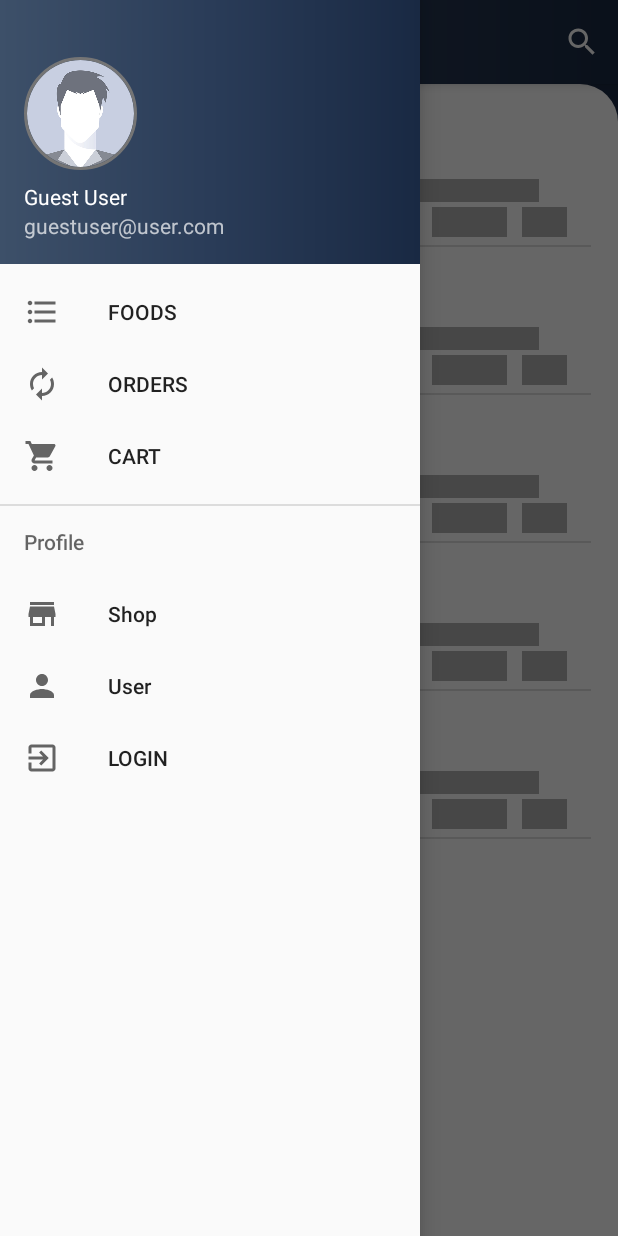
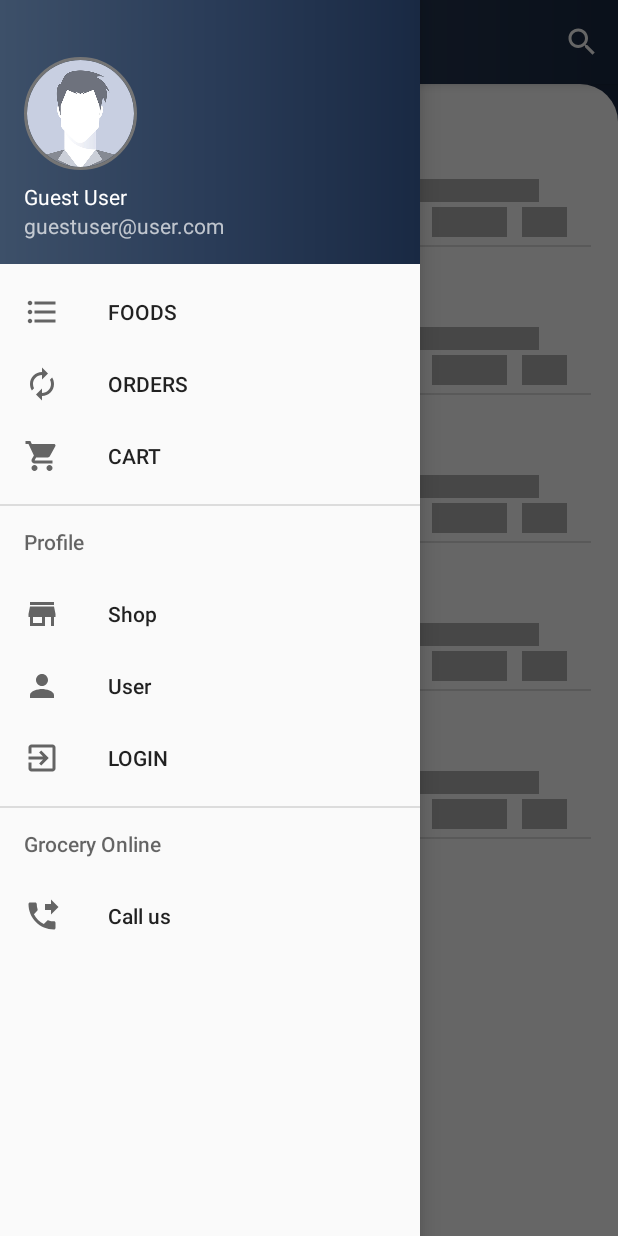
Before and after one commit to ChanakaDushmantha/Online-Shop, an Android app: the MainActivity screen opened directly, with no data from a screen before it, with the side drawer open, on a phone screen of 412 x 824 dp. Run offline under Robolectric (Android 15) with nearby library versions, the phone set to English and light mode, and no system bars; our stand-ins replace CircleImageView, Picasso, Shimmer, Volley, navigation-ui; libraries missing offline, so code that uses them is left out: com.androidnetworking, com.facebook, com.facebook.login; network calls fail; pictures from the network do not load; 1 statement that could not run was skipped.

Commit message:
add call function

```diff
--- a/app/src/main/java/lk/chanaka/dushmantha/groceryonline/Items/MainActivity.java
+++ b/app/src/main/java/lk/chanaka/dushmantha/groceryonline/Items/MainActivity.java
@@ -1,6 +1,7 @@
 package lk.chanaka.dushmantha.groceryonline.Items;
 
 import android.content.Intent;
+import android.net.Uri;
 import android.os.Bundle;
 
 import com.android.volley.AuthFailureError;
@@ -116,6 +117,16 @@ public class MainActivity extends AppCompatActivity {
             @Override
             public boolean onMenuItemClick(MenuItem item) {
                 sessionManager.logout();
+                return false;
+            }
+        });
+
+        navigationView.getMenu().findItem(R.id.nav_call).setOnMenuItemClickListener(new MenuItem.OnMenuItemClickListener() {
+            @Override
+            public boolean onMenuItemClick(MenuItem item) {
+                Intent intent = new Intent(Intent.ACTION_DIAL);
+                intent.setData(Uri.parse("tel:"+getString(R.string.mobile_number)));
+                startActivity(intent);
                 return false;
             }
         });
--- /dev/null
+++ b/app/src/main/res/drawable/ic_phone_forwarded_black_24dp.xml
@@ -0,0 +1,9 @@
+<vector xmlns:android="http://schemas.android.com/apk/res/android"
+        android:width="24dp"
+        android:height="24dp"
+        android:viewportWidth="24.0"
+        android:viewportHeight="24.0">
+    <path
+        android:fillColor="#FF000000"
+        android:pathData="M18,11l5,-5 -5,-5v3h-4v4h4v3zM20,15.5c-1.25,0 -2.45,-0.2 -3.57,-0.57 -0.35,-0.11 -0.74,-0.03 -1.02,0.24l-2.2,2.2c-2.83,-1.44 -5.15,-3.75 -6.59,-6.59l2.2,-2.21c0.28,-0.26 0.36,-0.65 0.25,-1C8.7,6.45 8.5,5.25 8.5,4c0,-0.55 -0.45,-1 -1,-1L4,3c-0.55,0 -1,0.45 -1,1 0,9.39 7.61,17 17,17 0.55,0 1,-0.45 1,-1v-3.5c0,-0.55 -0.45,-1 -1,-1z"/>
+</vector>
--- a/app/src/main/res/menu/activity_main_drawer.xml
+++ b/app/src/main/res/menu/activity_main_drawer.xml
@@ -17,6 +17,7 @@
             android:icon="@drawable/ic_shopping_cart_black_24dp"
             android:title="@string/menu_slideshow" />
     </group>
+
 
     <item android:title="Profile">
         <menu>
@@ -41,4 +42,12 @@
         </menu>
     </item>
 
+    <item android:title="@string/app_name">
+        <menu>
+            <item
+                android:id="@+id/nav_call"
+                android:icon="@drawable/ic_phone_forwarded_black_24dp"
+                android:title="Call us" />
+        </menu>
+    </item>
 </menu>
--- a/app/src/main/res/values/strings.xml
+++ b/app/src/main/res/values/strings.xml
@@ -39,4 +39,6 @@
     <string name="facebook_app_id">718910505340015</string>
     <string name="fb_login_protocol_scheme">fb718910505340015</string>
 
+    <string name="mobile_number">0775097390</string>
+
 </resources>
```
